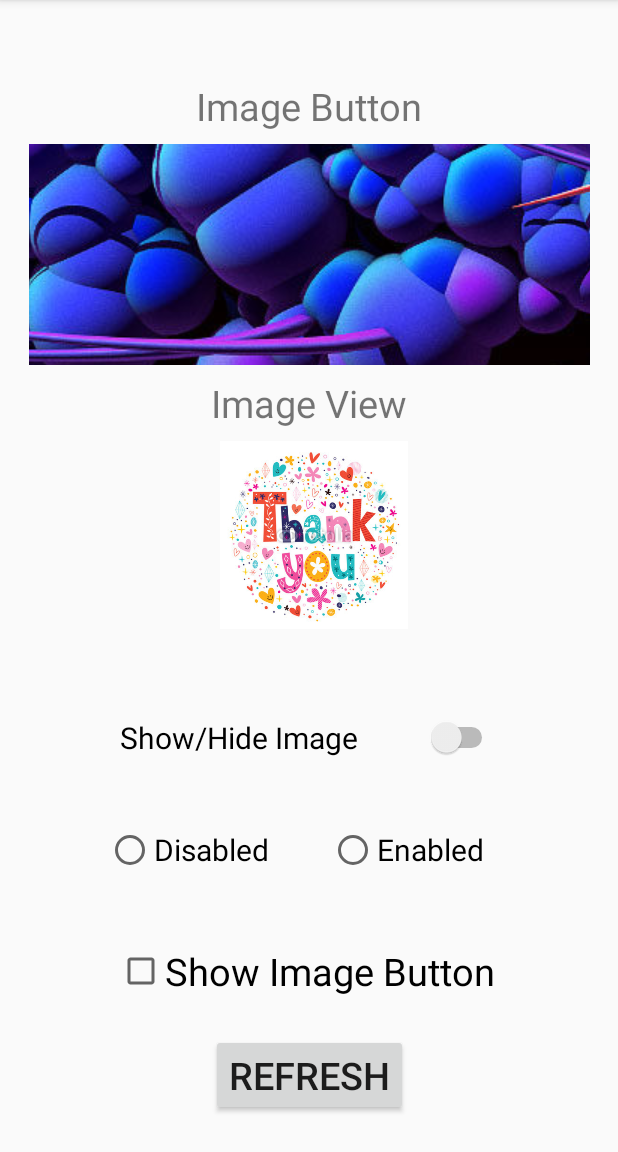
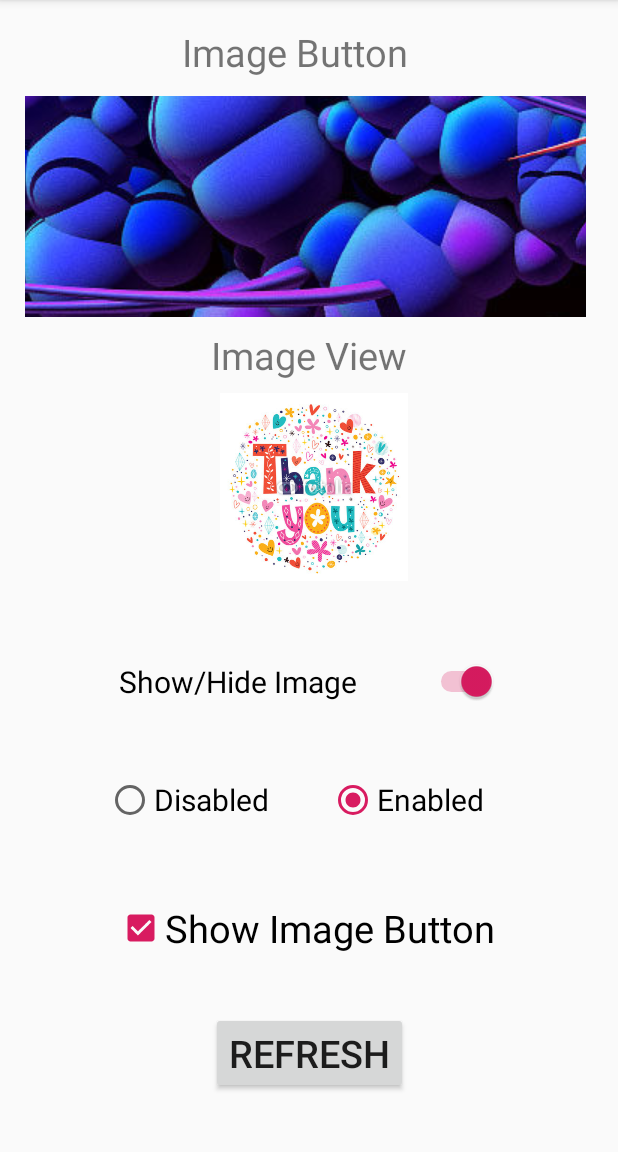
Before and after one commit to kaustuvnandy/Android-Studio, an Android app: the screen it shows after launch (MainActivity), on a phone screen of 412 x 824 dp, the part 84-1236 px from its top. Run offline under Robolectric (Android 15) with nearby library versions, the phone set to English and light mode, and no system bars.

Commit message:
Final Commit on Assignment2

```diff
--- a/Calculator/app/src/main/java/e/kaustuv/calculator/MainActivity.java
+++ b/Calculator/app/src/main/java/e/kaustuv/calculator/MainActivity.java
@@ -28,9 +28,7 @@ public class MainActivity extends AppCompatActivity {
     public void onMinus(View view){
         opcode=2;
     }
-    public void onMultiply(View view){
-        opcode=3;
-    }
+    public void onMultiply(View view){ opcode=3; }
     public void onDivide(View view){
         opcode=4;
     }
--- a/Day3Assignment/app/src/main/java/e/kaustuv/day3assignment/MainActivity.java
+++ b/Day3Assignment/app/src/main/java/e/kaustuv/day3assignment/MainActivity.java
@@ -3,12 +3,81 @@ package e.kaustuv.day3assignment;
 import androidx.appcompat.app.AppCompatActivity;
 
 import android.os.Bundle;
+import android.view.View;
+import android.widget.Button;
+import android.widget.CheckBox;
+import android.widget.CompoundButton;
+import android.widget.ImageButton;
+import android.widget.ImageView;
+import android.widget.RadioButton;
+import android.widget.RadioGroup;
+import android.widget.Switch;
 
 public class MainActivity extends AppCompatActivity {
+
+    Switch switch1;
+    RadioGroup radiogroup;
+    RadioButton disabled,enabled,t;
+    ImageView imageview;
+    CheckBox chkbx;
+    ImageButton imagebutton;
+    Button refresh;
 
     @Override
     protected void onCreate(Bundle savedInstanceState) {
         super.onCreate(savedInstanceState);
         setContentView(R.layout.activity_main);
+        switch1=findViewById(R.id.switch1);
+        switch1.setChecked(true);
+        imageview=findViewById(R.id.imageView);
+
+        switch1.setOnCheckedChangeListener(new CompoundButton.OnCheckedChangeListener() {
+            @Override
+            public void onCheckedChanged(CompoundButton buttonView, boolean isChecked) {
+                if(isChecked)
+                {
+                    imageview.setVisibility(View.VISIBLE);
+                }
+                else{
+                    imageview.setVisibility(View.INVISIBLE);
+                }
+            }
+        });
+
+        chkbx=findViewById(R.id.checkBox);
+        imagebutton=findViewById(R.id.imageButton);
+        chkbx.setChecked(true);
+
+        chkbx.setOnCheckedChangeListener(new CompoundButton.OnCheckedChangeListener() {
+            @Override
+            public void onCheckedChanged(CompoundButton buttonView, boolean isChecked) {
+                if(isChecked)
+                    imagebutton.setVisibility(View.VISIBLE);
+                else
+                    imagebutton.setVisibility(View.INVISIBLE);
+            }
+        });
+
+        radiogroup=findViewById(R.id.radioGroup);
+        enabled=findViewById(R.id.Enabled);
+        enabled.setChecked(true);
+
+        refresh=findViewById(R.id.button);
+    }
+
+    public void onClickRadioButton(View v) {
+        int radioId=radiogroup.getCheckedRadioButtonId();
+            t=findViewById(radioId);
+            if(t.getText().toString().equals("Enabled"))
+                imagebutton.setClickable(true);
+            else
+                imagebutton.setClickable(false);
+    }
+
+    public void onClickRefresh(View v)
+    {
+        switch1.setChecked(true);
+        enabled.setChecked(true);
+        chkbx.setChecked(true);
     }
 }
--- a/Day3Assignment/app/src/main/res/layout/activity_main.xml
+++ b/Day3Assignment/app/src/main/res/layout/activity_main.xml
@@ -11,11 +11,12 @@
         android:layout_height="wrap_content"
         android:layout_marginStart="8dp"
         android:layout_marginEnd="8dp"
-        android:layout_marginBottom="8dp"
+        android:layout_marginBottom="12dp"
         android:text="Image Button"
         android:textSize="25dp"
         app:layout_constraintBottom_toTopOf="@+id/imageButton"
         app:layout_constraintEnd_toEndOf="parent"
+        app:layout_constraintHorizontal_bias="0.463"
         app:layout_constraintStart_toStartOf="parent" />
 
     <ImageButton
@@ -23,10 +24,11 @@
         android:layout_width="374dp"
         android:layout_height="147dp"
         android:layout_marginStart="8dp"
-        android:layout_marginTop="96dp"
+        android:layout_marginTop="64dp"
         android:layout_marginEnd="8dp"
         android:src="@drawable/imgbutn"
         app:layout_constraintEnd_toEndOf="parent"
+        app:layout_constraintHorizontal_bias="0.38"
         app:layout_constraintStart_toStartOf="parent"
         app:layout_constraintTop_toTopOf="parent" />
 
@@ -64,17 +66,14 @@
         android:layout_width="252dp"
         android:layout_height="70dp"
         android:layout_marginStart="8dp"
-        android:layout_marginTop="8dp"
+        android:layout_marginTop="32dp"
         android:layout_marginEnd="8dp"
-        android:layout_marginBottom="8dp"
         android:text="Show/Hide Image"
         android:textSize="20dp"
-        app:layout_constraintBottom_toBottomOf="parent"
         app:layout_constraintEnd_toEndOf="parent"
-        app:layout_constraintHorizontal_bias="0.498"
+        app:layout_constraintHorizontal_bias="0.496"
         app:layout_constraintStart_toStartOf="parent"
-        app:layout_constraintTop_toBottomOf="@+id/imageView"
-        app:layout_constraintVertical_bias="0.112" />
+        app:layout_constraintTop_toBottomOf="@+id/imageView" />
 
     <RadioGroup
         android:id="@+id/radioGroup"
@@ -96,7 +95,8 @@
             android:layout_width="wrap_content"
             android:layout_height="wrap_content"
             android:text="Disabled"
-            android:textSize="20dp" />
+            android:textSize="20dp"
+            android:onClick="onClickRadioButton"/>
 
         <RadioButton
             android:id="@+id/Enabled"
@@ -104,7 +104,8 @@
             android:layout_height="wrap_content"
             android:layout_marginLeft="40dp"
             android:text="Enabled"
-            android:textSize="20dp" />
+            android:textSize="20dp"
+            android:onClick="onClickRadioButton"/>
 
     </RadioGroup>
 
@@ -139,5 +140,6 @@
         app:layout_constraintBottom_toBottomOf="parent"
         app:layout_constraintEnd_toEndOf="parent"
         app:layout_constraintStart_toStartOf="parent"
-        app:layout_constraintTop_toBottomOf="@+id/checkBox" />
+        app:layout_constraintTop_toBottomOf="@+id/checkBox"
+        android:onClick="onClickRefresh"/>
 </androidx.constraintlayout.widget.ConstraintLayout>
```
Also changed, not shown: Calculator/app/src/main/res/layout/activity_main.xml (+5 -4 lines).
